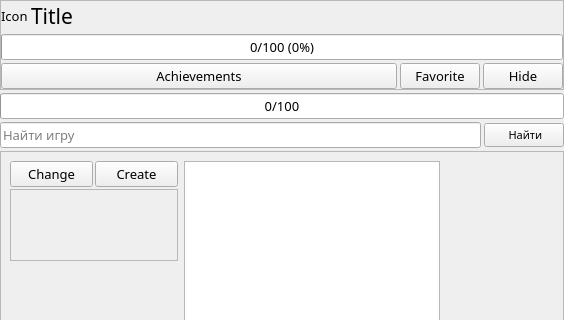
First picture: the form in AraSteamManager/subform/formgames.ui, repository Arankir/AraSteamManager, before the edit; both pictures show x 0 to 564 and y 0 to 320 of the 564 by 493 pixel window.
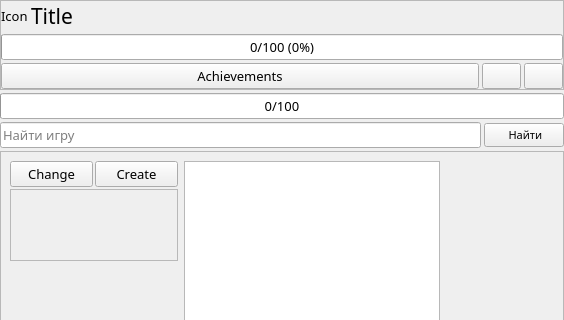
Second picture: the form after the edit.

Patch:
```diff
--- a/AraSteamManager/subform/formgames.ui
+++ b/AraSteamManager/subform/formgames.ui
@@ -131,14 +131,14 @@
         <item>
          <widget class="QPushButton" name="ButtonFavorite">
           <property name="text">
-           <string>Favorite</string>
+           <string notr="true"/>
           </property>
          </widget>
         </item>
         <item>
          <widget class="QPushButton" name="ButtonHide">
           <property name="text">
-           <string>Hide</string>
+           <string notr="true"/>
           </property>
          </widget>
         </item>
```
Left out of the diff: 4 changed lines with no effect on the pictures.
